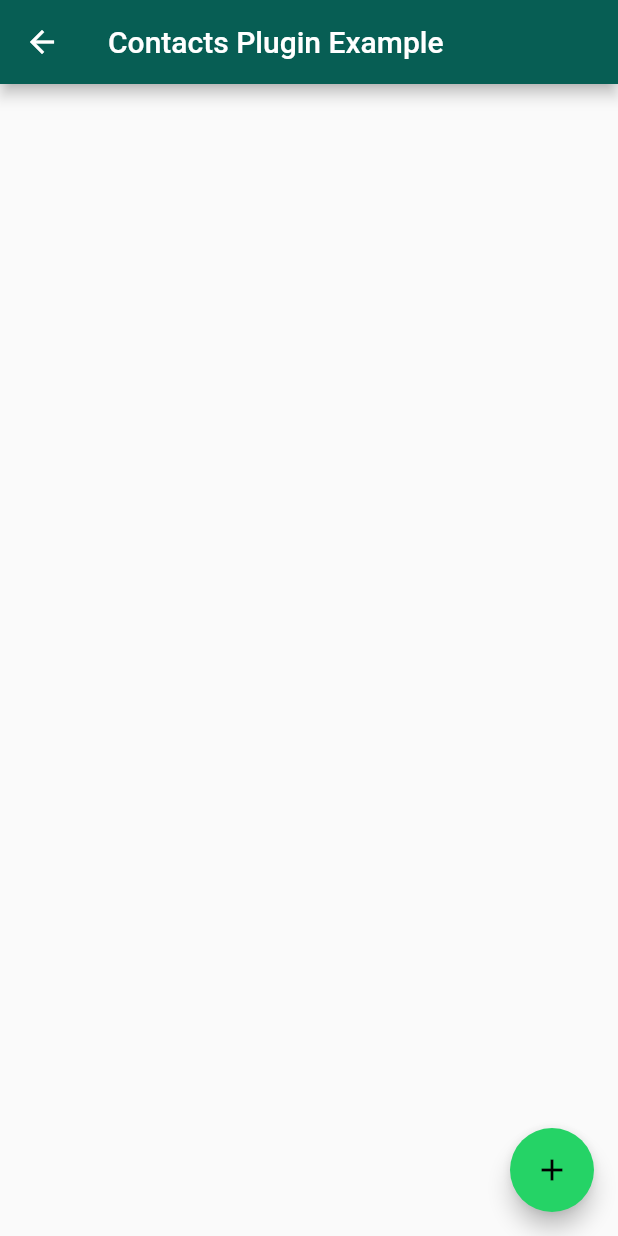
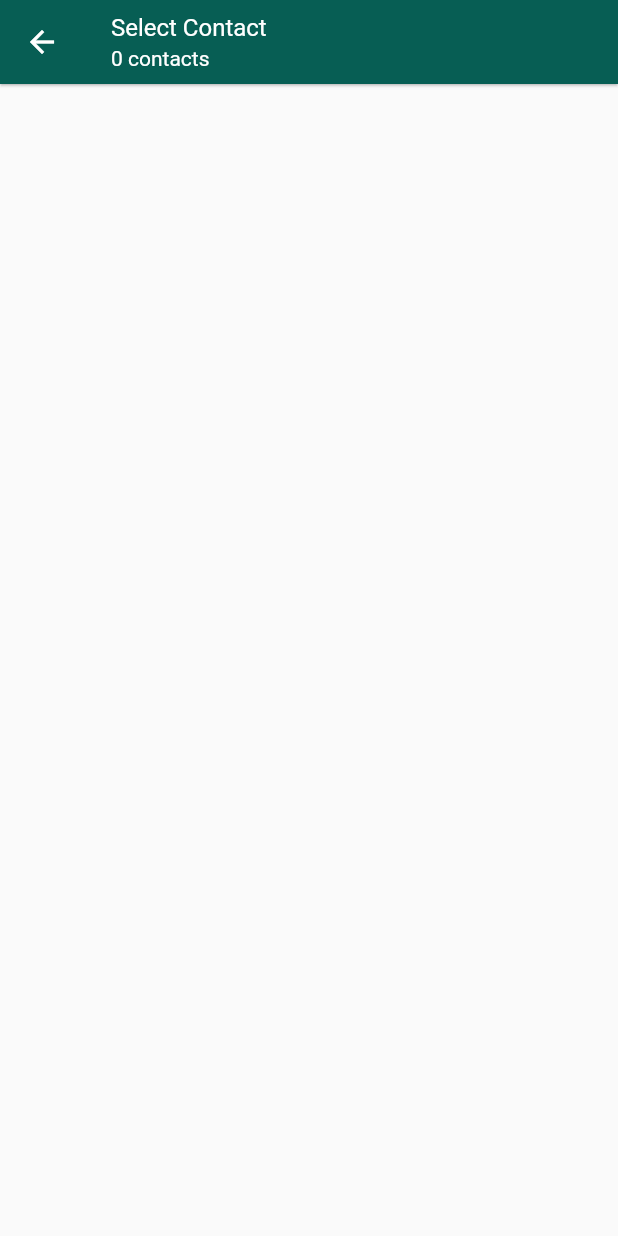
Before and after one commit to jacksonfdam/whatsapp, a Flutter app: the ContactListPage screen opened directly, on a phone screen of 412 x 824 dp. Run offline on Flutter 3.47's test engine with Material 2 defaults, Android fonts, the phone set to English and light mode, and no system bars; our stand-ins replace contacts_service; missing offline and left inert: simple_permissions.

Commit message:
connected the contacts_service and updated the styling

```diff
--- a/lib/pages/chat_screen.dart
+++ b/lib/pages/chat_screen.dart
@@ -54,9 +54,6 @@ class Contacts extends ModalRoute<void> {
 
 class ChatScreen extends StatelessWidget {
 
-  void _showOverlay(BuildContext context){
-    Navigator.of(context).push(Contacts());
-  }
 
   @override
   Widget build(BuildContext context) {
@@ -70,7 +67,7 @@ class ChatScreen extends StatelessWidget {
           ),
           FlatButton(
             child: Icon(Icons.add),
-            onPressed: () => _showOverlay(context),
+            onPressed: () => print('here'),
           )
         ],
       ),
--- a/lib/pages/contact_list_screen.dart
+++ b/lib/pages/contact_list_screen.dart
@@ -25,7 +25,7 @@ class _ContactListPageState extends State<ContactListPage> {
       final res = await SimplePermissions.requestPermission(permission);
       print("permission request result is " + res.toString());
       refreshContacts();
-    }else{
+    } else {
       refreshContacts();
     }
   }
@@ -46,14 +46,17 @@ class _ContactListPageState extends State<ContactListPage> {
   @override
   Widget build(BuildContext context) {
     return Scaffold(
-      appBar: AppBar(title: Text('Contacts Plugin Example')),
-      floatingActionButton: FloatingActionButton(
-          child: Icon(Icons.add),
-          onPressed: () {
-            Navigator.of(context).pushNamed("/add").then((_) {
-              refreshContacts();
-            });
-          }),
+      appBar: AppBar(
+        title: ListTileTheme(
+          child: ListTile(
+            title: Text('Select Contact'),
+            subtitle: Text('${_contacts?.length ?? 0} contacts'),
+          ),
+          textColor: Colors.white,
+          contentPadding: EdgeInsets.symmetric(vertical: -5.0, horizontal: 2.0),
+        ),
+        elevation: 0.7,
+      ),
       body: SafeArea(
         child: _contacts != null
             ? ListView.builder(
@@ -62,7 +65,7 @@ class _ContactListPageState extends State<ContactListPage> {
                   Contact c = _contacts?.elementAt(index);
                   return ListTile(
                     onTap: () {
-                      print('tapped from here');
+                      print(c.avatar);
                     },
                     leading: (c.avatar != null && c.avatar.length > 0)
                         ? CircleAvatar(backgroundImage: MemoryImage(c.avatar))
```
Also changed, not shown: lib/models/chat_model.dart (added, +47 -0 lines), lib/whatsapp_home.dart (+6 -1 lines).
